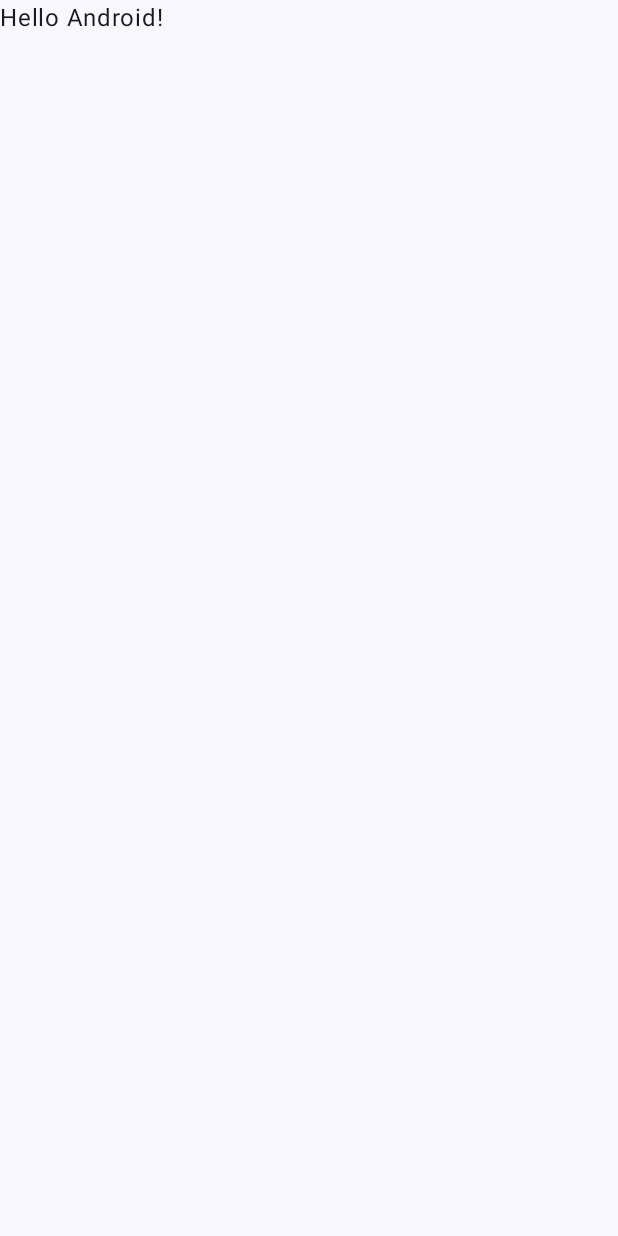
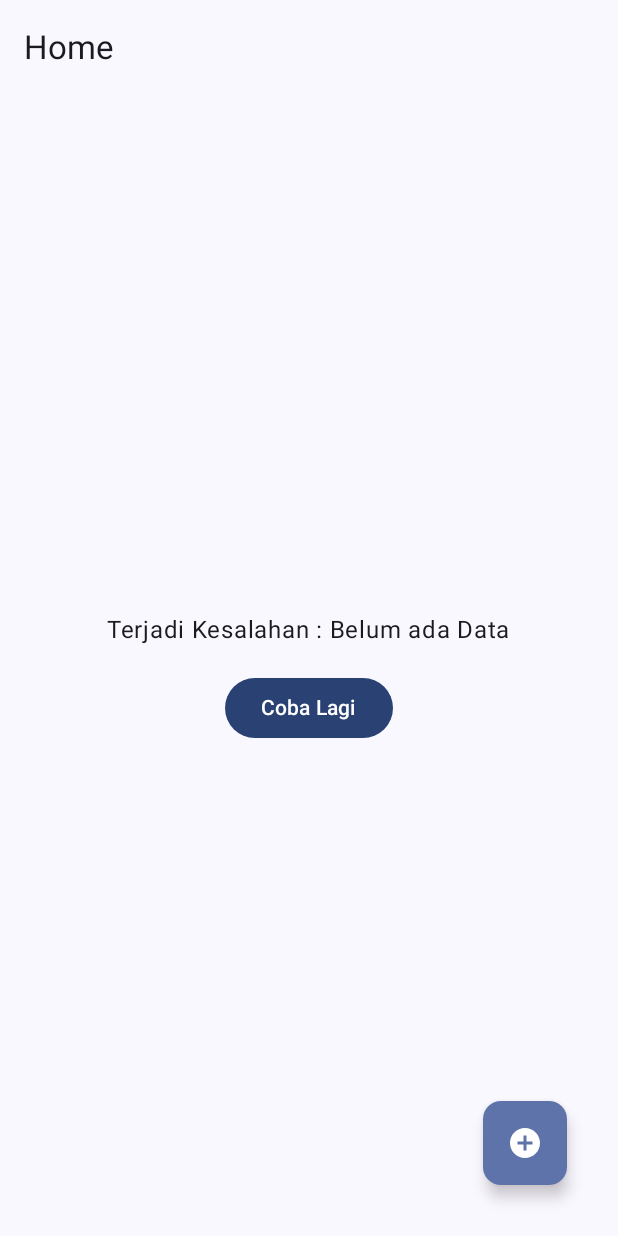
Before and after one commit to AryaGGWP/QuestFirebase_124, an Android app built with Jetpack Compose: the screen it shows after launch (MainActivity), on a phone screen of 412 x 824 dp. Before the commit the screen is almost empty. Run offline under Robolectric (Android 15) with nearby library versions, the phone set to English and light mode, and no system bars; our stand-ins replace Firebase (no records; nobody signed in at launch, a user with empty details on screens opened directly).

Commit message:
ADD - Projek lengkap

```diff
--- a/app/src/main/AndroidManifest.xml
+++ b/app/src/main/AndroidManifest.xml
@@ -2,7 +2,11 @@
 <manifest xmlns:android="http://schemas.android.com/apk/res/android"
     xmlns:tools="http://schemas.android.com/tools">
 
+    <uses-permission android:name="android.permission.INTERNET"/>
+    <uses-permission android:name="android.permission.ACCESS_NETWORK_STATE"/>
+
     <application
+        android:name=".MahasiswaApp"
         android:allowBackup="true"
         android:dataExtractionRules="@xml/data_extraction_rules"
         android:fullBackupContent="@xml/backup_rules"
--- /dev/null
+++ b/app/src/main/java/com/example/pertemuan15/MahasiswaApp.kt
@@ -0,0 +1,12 @@
+package com.example.pertemuan15
+
+import android.app.Application
+import com.example.pertemuan15.di.MahasiswaContainer
+
+class MahasiswaApp: Application(){
+    lateinit var container: MahasiswaContainer
+    override fun onCreate() {
+        super.onCreate()
+        container = MahasiswaContainer()
+    }
+}
--- a/app/src/main/java/com/example/pertemuan15/MainActivity.kt
+++ b/app/src/main/java/com/example/pertemuan15/MainActivity.kt
@@ -11,6 +11,7 @@ import androidx.compose.material3.Text
 import androidx.compose.runtime.Composable
 import androidx.compose.ui.Modifier
 import androidx.compose.ui.tooling.preview.Preview
+import com.example.pertemuan15.ui.home.pages.HomeScreen
 import com.example.pertemuan15.ui.theme.Pertemuan15Theme
 
 class MainActivity : ComponentActivity() {
@@ -20,9 +21,9 @@ class MainActivity : ComponentActivity() {
         setContent {
             Pertemuan15Theme {
                 Scaffold(modifier = Modifier.fillMaxSize()) { innerPadding ->
-                    Greeting(
-                        name = "Android",
-                        modifier = Modifier.padding(innerPadding)
+                    HomeScreen(
+                        modifier = Modifier.padding(innerPadding),
+                        navigateToItemEntry = {}
                     )
                 }
             }
--- /dev/null
+++ b/app/src/main/java/com/example/pertemuan15/di/MahasiswaContainer.kt
@@ -0,0 +1,16 @@
+package com.example.pertemuan15.di
+
+import com.example.pertemuan15.repo.NetworkRepositoryMhs
+import com.example.pertemuan15.repo.RepositoryMhs
+import com.google.firebase.firestore.FirebaseFirestore
+
+interface AppContainer{
+    val RepositoryMhs: RepositoryMhs
+}
+
+class MahasiswaContainer : AppContainer {
+    private val firestore: FirebaseFirestore = FirebaseFirestore.getInstance()
+    override val RepositoryMhs: RepositoryMhs by lazy {
+        NetworkRepositoryMhs(firestore)
+    }
+}
--- /dev/null
+++ b/app/src/main/java/com/example/pertemuan15/repo/NetworkRepositoryMhs.kt
@@ -0,0 +1,44 @@
+package com.example.pertemuan15.repo
+
+import com.example.pertemuan15.model.Mahasiswa
+import com.google.firebase.firestore.FirebaseFirestore
+import com.google.firebase.firestore.Query
+import kotlinx.coroutines.channels.awaitClose
+import kotlinx.coroutines.flow.Flow
+import kotlinx.coroutines.flow.callbackFlow
+
+class NetworkRepositoryMhs (
+    private val firestore: FirebaseFirestore
+):RepositoryMhs{
+    override suspend fun  insertMhs(mahasiswa: Mahasiswa){
+        firestore.collection("Mahasiswa").add(mahasiswa)
+    }
+
+    override fun getAllMhs(): Flow<List<Mahasiswa>> = callbackFlow {
+        val mhsCollection = firestore.collection("Mahasiswa")
+            .orderBy("", Query.Direction.ASCENDING)
+            .addSnapshotListener{value, error ->
+                if (value != null){
+                    val mhslist = value.documents.mapNotNull {
+                        it.toObject(Mahasiswa::class.java)
+                    }
+                    trySend(mhslist)
+                }
+            }
+        awaitClose {
+            mhsCollection.remove()
+        }
+    }
+
+    override fun getMhs(nim: String): Flow<Mahasiswa> {
+        TODO()
+    }
+
+    override suspend fun deleteMhs(mahasiswa: Mahasiswa) { //menghapus data mahasiswa
+
+    }
+
+    override suspend fun updateMhs(mahasiswa: Mahasiswa) { //memperbarui data mahasiswa dalam database
+
+    }
+}
--- /dev/null
+++ b/app/src/main/java/com/example/pertemuan15/repo/RepositoryMhs.kt
@@ -0,0 +1,18 @@
+package com.example.pertemuan15.repo
+
+import com.example.pertemuan15.model.Mahasiswa
+import kotlinx.coroutines.flow.Flow
+
+interface RepositoryMhs {
+    suspend fun insertMhs(mahasiswa: Mahasiswa)
+
+    fun getAllMhs(): Flow<List<Mahasiswa>>
+    //memanggil fungsi getMahasiswa dari MahasiswaDao
+
+    fun getMhs(nim: String): Flow<Mahasiswa>
+    //memanggil fungsi untuk memanggil data sesuai NIM
+
+    suspend fun deleteMhs(mahasiswa: Mahasiswa)
+
+    suspend fun updateMhs(mahasiswa: Mahasiswa)
+}
--- /dev/null
+++ b/app/src/main/java/com/example/pertemuan15/ui/PenyediaViewModel.kt
@@ -0,0 +1,17 @@
+package com.example.pertemuan15.ui
+
+import androidx.lifecycle.ViewModelProvider
+import androidx.lifecycle.viewmodel.CreationExtras
+import androidx.lifecycle.viewmodel.initializer
+import androidx.lifecycle.viewmodel.viewModelFactory
+import com.example.pertemuan15.MahasiswaApp
+import com.example.pertemuan15.ui.home.viewmodel.HomeViewModel
+
+object PenyediaViewModel {
+    val Factory = viewModelFactory {
+        initializer { HomeViewModel(mahasiswaApp().container.RepositoryMhs) }
+    }
+}
+
+fun CreationExtras.mahasiswaApp(): MahasiswaApp =
+    (this[ViewModelProvider.AndroidViewModelFactory.APPLICATION_KEY] as MahasiswaApp)
--- /dev/null
+++ b/app/src/main/java/com/example/pertemuan15/ui/home/pages/HomeView.kt
@@ -0,0 +1,252 @@
+package com.example.pertemuan15.ui.home.pages
+
+import androidx.compose.foundation.clickable
+import androidx.compose.foundation.layout.Arrangement
+import androidx.compose.foundation.layout.Column
+import androidx.compose.foundation.layout.PaddingValues
+import androidx.compose.foundation.layout.Row
+import androidx.compose.foundation.layout.Spacer
+import androidx.compose.foundation.layout.fillMaxSize
+import androidx.compose.foundation.layout.fillMaxWidth
+import androidx.compose.foundation.layout.padding
+import androidx.compose.foundation.lazy.LazyColumn
+import androidx.compose.foundation.lazy.items
+import androidx.compose.material.icons.Icons
+import androidx.compose.material.icons.filled.AddCircle
+import androidx.compose.material.icons.filled.Delete
+import androidx.compose.material3.AlertDialog
+import androidx.compose.material3.Button
+import androidx.compose.material3.Card
+import androidx.compose.material3.CardDefaults
+import androidx.compose.material3.ExperimentalMaterial3Api
+import androidx.compose.material3.FloatingActionButton
+import androidx.compose.material3.Icon
+import androidx.compose.material3.IconButton
+import androidx.compose.material3.MaterialTheme
+import androidx.compose.material3.Scaffold
+import androidx.compose.material3.Text
+import androidx.compose.material3.TextButton
+import androidx.compose.material3.TopAppBar
+import androidx.compose.material3.TopAppBarDefaults
+import androidx.compose.runtime.Composable
+import androidx.compose.runtime.getValue
+import androidx.compose.runtime.mutableStateOf
+import androidx.compose.runtime.saveable.rememberSaveable
+import androidx.compose.runtime.setValue
+import androidx.compose.ui.Alignment
+import androidx.compose.ui.Modifier
+import androidx.compose.ui.graphics.Color
+import androidx.compose.ui.input.nestedscroll.nestedScroll
+import androidx.compose.ui.unit.dp
+import androidx.lifecycle.viewmodel.compose.viewModel
+import com.example.pertemuan15.model.Mahasiswa
+import com.example.pertemuan15.ui.PenyediaViewModel
+import com.example.pertemuan15.ui.home.viewmodel.HomeUiState
+import com.example.pertemuan15.ui.home.viewmodel.HomeViewModel
+
+@Composable
+private fun DeleteConfirmationDialog (
+    onDeleteConfirm: () -> Unit,
+    onDeleteCancel: () -> Unit,
+    modifier: Modifier = Modifier
+) {
+    AlertDialog(onDismissRequest = {},
+        title = { Text("Delete Data") },
+        text = { Text("Apakah anda yakin ingin menghapus data?") },
+        modifier = modifier,
+        dismissButton = {
+            TextButton (onClick = onDeleteCancel) {
+                Text(text = "Cancel")
+            }
+        },
+        confirmButton = {
+            Card(
+                colors = CardDefaults.cardColors(
+                    containerColor = Color.Red
+                )
+            ) {
+                TextButton(onClick = onDeleteConfirm) {
+                    Text(text = "Yes", color = Color.White)
+                }
+            }
+        }
+    )
+}
+
+@Composable
+fun MhsCard(
+    mahasiswa: Mahasiswa,
+    modifier: Modifier = Modifier,
+    onDeleteClick: (Mahasiswa) -> Unit = {}
+) {
+    Card(
+        modifier = modifier,
+        shape = MaterialTheme.shapes.medium,
+        elevation = CardDefaults.cardElevation(defaultElevation = 8.dp)
+    ) {
+        Column(
+            modifier = Modifier.padding(16.dp),
+            verticalArrangement = Arrangement.spacedBy(8.dp)
+        ) {
+            Row(
+                modifier = Modifier.fillMaxWidth(),
+                verticalAlignment = Alignment.CenterVertically
+            ) {
+                Text(
+                    text = mahasiswa.nama,
+                    style = MaterialTheme.typography.titleLarge,
+                )
+                Spacer(Modifier.weight(1f))
+                IconButton(onClick = { onDeleteClick(mahasiswa) }) {
+                    Icon(
+                        imageVector = Icons.Default.Delete,
+                        contentDescription = null,
+                    )
+                }
+                Text(
+                    text = mahasiswa.nim,
+                    style = MaterialTheme.typography.titleMedium
+                )
+            }
+            Text(
+                text = mahasiswa.kelas,
+                style = MaterialTheme.typography.titleMedium
+            )
+            Text(
+                text = mahasiswa.alamat,
+                style = MaterialTheme.typography.titleMedium
+            )
+        }
+    }
+}
+
+@Composable
+fun MhsLayout(
+    mahasiswa: List<Mahasiswa>,
+    modifier: Modifier = Modifier,
+    onDetailClick: (String) -> Unit,
+    onDeleteClick: (Mahasiswa) -> Unit = {}
+) {
+    LazyColumn(
+        modifier = modifier,
+        contentPadding = PaddingValues(16.dp),
+        verticalArrangement = Arrangement.spacedBy(16.dp)
+    ) {
+        items(
+            items = mahasiswa,
+            itemContent = { mhs ->
+                MhsCard(
+                    mahasiswa = mhs, modifier = Modifier
+                        .fillMaxWidth()
+                        .clickable { },
+                    onDeleteClick = {
+                        onDeleteClick(mhs)
+                    }
+                )
+            }
+        )
+    }
+}
+
+@Composable
+fun HomeStatus(
+    homeUiState: HomeUiState,
+    retryAction: () -> Unit,
+    modifier: Modifier = Modifier,
+    onDetailClick: (String) -> Unit,
+    onDeleteClick: (Mahasiswa) -> Unit = {},
+){
+    var deleteConfirmationRequired by rememberSaveable { mutableStateOf<Mahasiswa?>(null) }
+    when (homeUiState) {
+        is HomeUiState.Loading -> OnLoading(modifier = modifier.fillMaxSize())
+
+        is HomeUiState.Success -> {
+            MhsLayout(
+                mahasiswa = homeUiState.data,
+                modifier = modifier.fillMaxWidth(),
+                onDetailClick = { onDetailClick(it) },
+                onDeleteClick = {
+                    onDeleteClick(it)
+                }
+            )
+            deleteConfirmationRequired?.let { data ->
+                DeleteConfirmationDialog(
+                    onDeleteConfirm = {
+                        onDeleteClick(data)
+                        deleteConfirmationRequired = null
+                    },
+                    onDeleteCancel = {
+                        deleteConfirmationRequired = null
+                    })
+            }
+        }
+        is HomeUiState.Error -> OnError(retryAction, modifier = modifier.fillMaxSize(), message = homeUiState.exception.message ?: "Error")
+    }
+}
+
+@Composable
+fun OnLoading(
+    modifier: Modifier = Modifier,
+) {
+    Text(
+        text = "Tunggu Bos..."
+    )
+}
+
+@Composable
+fun OnError(
+    retryAction: () -> Unit,
+    modifier: Modifier = Modifier,
+    message: String
+) {
+    Column(
+        modifier = modifier,
+        verticalArrangement = Arrangement.Center, horizontalAlignment = Alignment.CenterHorizontally
+    ) {
+        Text(
+            text = "Terjadi Kesalahan : $message",
+            modifier = Modifier.padding(16.dp)
+        )
+        Button(onClick = retryAction) {
+            Text("Coba Lagi")
+        }
+    }
+}
+
+@OptIn(ExperimentalMaterial3Api::class)
+@Composable
+fun HomeScreen(
+    navigateToItemEntry: () -> Unit,
+    modifier: Modifier = Modifier,
+    onDetailClick: (String) -> Unit = {},
+    viewModel: HomeViewModel = viewModel(factory = PenyediaViewModel.Factory)
+) {
+    val scrollBehavior = TopAppBarDefaults.enterAlwaysScrollBehavior()
+    Scaffold(
+        modifier = modifier.nestedScroll(scrollBehavior.nestedScrollConnection),
+        topBar = {
+            TopAppBar(
+                title = { Text("Home")},
+            )
+        },
+        floatingActionButton = {
+            FloatingActionButton(
+                onClick = navigateToItemEntry,
+                shape = MaterialTheme.shapes.medium, modifier = Modifier.padding(18.dp)
+            ) {
+                Icon(imageVector = Icons.Default.AddCircle, contentDescription = "Add Mahasiswa")
+            }
+        },
+    ) { innerPadding ->
+        HomeStatus(
+            homeUiState = viewModel.mhsUIState,
+            retryAction = { viewModel.getMhs()
+                println("data" + viewModel.getMhs())},
+            modifier = Modifier.padding(innerPadding),
+            onDetailClick = onDetailClick,
+            onDeleteClick = {
+                viewModel.getMhs()
+            }
+        )
+    }
+}
--- /dev/null
+++ b/app/src/main/java/com/example/pertemuan15/ui/home/viewmodel/HomeViewModel.kt
@@ -0,0 +1,48 @@
+package com.example.pertemuan15.ui.home.viewmodel
+
+import androidx.compose.runtime.getValue
+import androidx.compose.runtime.mutableStateOf
+import androidx.compose.runtime.setValue
+import androidx.lifecycle.ViewModel
+import androidx.lifecycle.viewModelScope
+import com.example.pertemuan15.model.Mahasiswa
+import com.example.pertemuan15.repo.RepositoryMhs
+import kotlinx.coroutines.flow.catch
+import kotlinx.coroutines.flow.onStart
+import kotlinx.coroutines.launch
+
+class HomeViewModel (
+    private val repositoryMhs: RepositoryMhs
+) : ViewModel() {
+    var mhsUIState: HomeUiState by mutableStateOf(HomeUiState.Loading)
+        private set
+
+    init {
+        getMhs()
+    }
+
+    fun getMhs() {
+        viewModelScope.launch {
+            repositoryMhs.getAllMhs()
+                .onStart {
+                    mhsUIState = HomeUiState.Loading
+                }
+                .catch {
+                    mhsUIState = HomeUiState.Error(exception = it)
+                }
+                .collect {
+                    mhsUIState = if (it.isEmpty()) {
+                        HomeUiState.Error(Exception("Belum ada Data"))
+                    } else {
+                        HomeUiState.Success(it)
+                    }
+                }
+        }
+    }
+}
+
+sealed class HomeUiState {
+    object Loading : HomeUiState()
+    data class Success(val data: List<Mahasiswa>) : HomeUiState()
+    data class Error(val exception: Throwable) : HomeUiState()
+}
--- a/build.gradle.kts
+++ b/build.gradle.kts
@@ -3,4 +3,6 @@ plugins {
     alias(libs.plugins.android.application) apply false
     alias(libs.plugins.kotlin.android) apply false
     alias(libs.plugins.kotlin.compose) apply false
+
+    id("com.google.gms.google-services") version "4.4.2" apply false
 }
--- a/gradle/libs.versions.toml
+++ b/gradle/libs.versions.toml
@@ -6,11 +6,14 @@ junit = "4.13.2"
 junitVersion = "1.2.1"
 espressoCore = "3.6.1"
 lifecycleRuntimeKtx = "2.8.7"
+lifecycleViewmodelCompose = "2.6.2"
 activityCompose = "1.9.3"
 composeBom = "2024.04.01"
+firebaseFirestore = "25.1.1"
 
 [libraries]
 androidx-core-ktx = { group = "androidx.core", name = "core-ktx", version.ref = "coreKtx" }
+androidx-lifecycle-viewmodel-compose = { module = "androidx.lifecycle:lifecycle-viewmodel-compose", version.ref = "lifecycleViewmodelCompose" }
 junit = { group = "junit", name = "junit", version.ref = "junit" }
 androidx-junit = { group = "androidx.test.ext", name = "junit", version.ref = "junitVersion" }
 androidx-espresso-core = { group = "androidx.test.espresso", name = "espresso-core", version.ref = "espressoCore" }
@@ -24,6 +27,7 @@ androidx-ui-tooling-preview = { group = "androidx.compose.ui", name = "ui-toolin
 androidx-ui-test-manifest = { group = "androidx.compose.ui", name = "ui-test-manifest" }
 androidx-ui-test-junit4 = { group = "androidx.compose.ui", name = "ui-test-junit4" }
 androidx-material3 = { group = "androidx.compose.material3", name = "material3" }
+firebase-firestore = { group = "com.google.firebase", name = "firebase-firestore", version.ref = "firebaseFirestore" }
 
 [plugins]
 android-application = { id = "com.android.application", version.ref = "agp" }
```
Also changed, not shown: app/build.gradle.kts (+8 -1 lines), app/src/main/java/com/example/pertemuan15/model/Mahasiswa.kt (added, +12 -0 lines), 1 other file.
